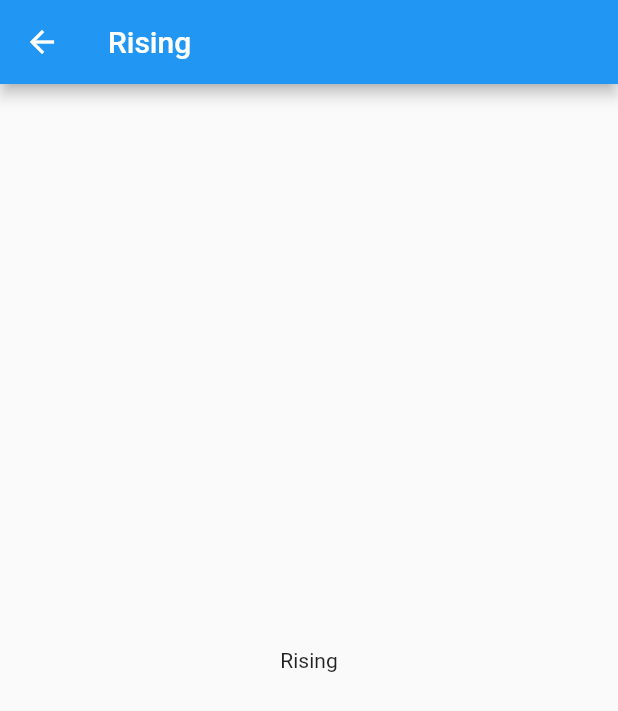
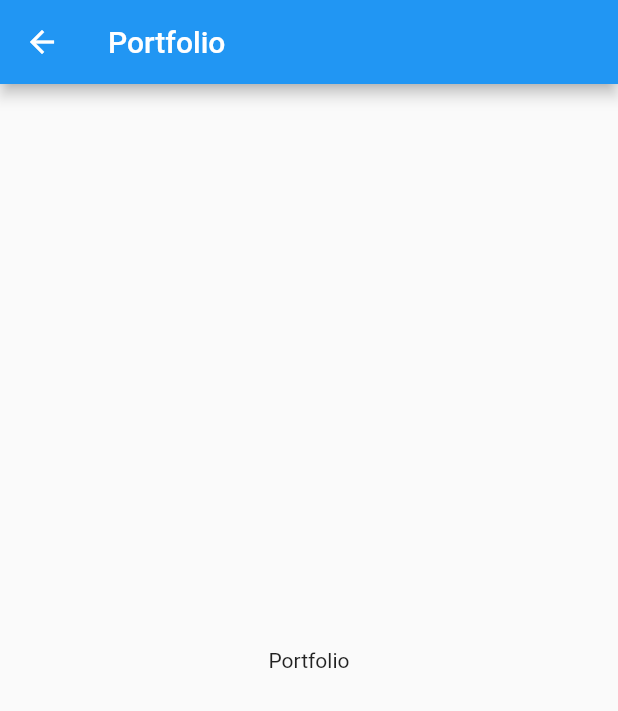
Before and after one commit to Crypto-Port-App/Crypto-Port-App, a Flutter app: the screen it shows after launch, in the side drawer, after a tap on "Portfolio", on a phone screen of 412 x 824 dp. Shown: the top 711 px of the screen. Run offline on Flutter 3.47's test engine with Material 2 defaults, Android fonts, the phone set to English and light mode, and no system bars; our stand-ins replace pin_code_fields, simple_animations, supercharged.

Commit message:
Added portfolio page

```diff
--- /dev/null
+++ b/lib/Feature/Portfolio/portfolio_page.dart
@@ -0,0 +1,24 @@
+import 'package:flutter/material.dart';
+
+class PortfolioPage extends StatefulWidget {
+  final String title;
+
+  const PortfolioPage({super.key, this.title = 'Portfolio'});
+
+  @override
+  State<PortfolioPage> createState() => _PortfolioPageState();
+}
+
+class _PortfolioPageState extends State<PortfolioPage> {
+  @override
+  Widget build(BuildContext context) {
+    return Scaffold(
+      appBar: AppBar(
+        title: Text(widget.title),
+      ),
+      body: const Center(
+        child: Text('Portfolio'),
+      ),
+    );
+  }
+}
--- a/lib/home/home.dart
+++ b/lib/home/home.dart
@@ -2,6 +2,7 @@ import 'package:flutter/material.dart';
 
 import '../Feature/Rising page/rising_page.dart';
 import '../Feature/Trending Page/trending_page.dart';
+import '../Feature/Portfolio/portfolio_page.dart';
 
 class HomePage extends StatefulWidget {
   final String title;
@@ -72,7 +73,7 @@ class _HomePageState extends State<HomePage> {
                 Navigator.pop(context);
                 Navigator.of(context)
                     .push(MaterialPageRoute(builder: (context) {
-                  return const RisingPage();
+                  return const PortfolioPage();
                 }));
               }),
         ])),
```
